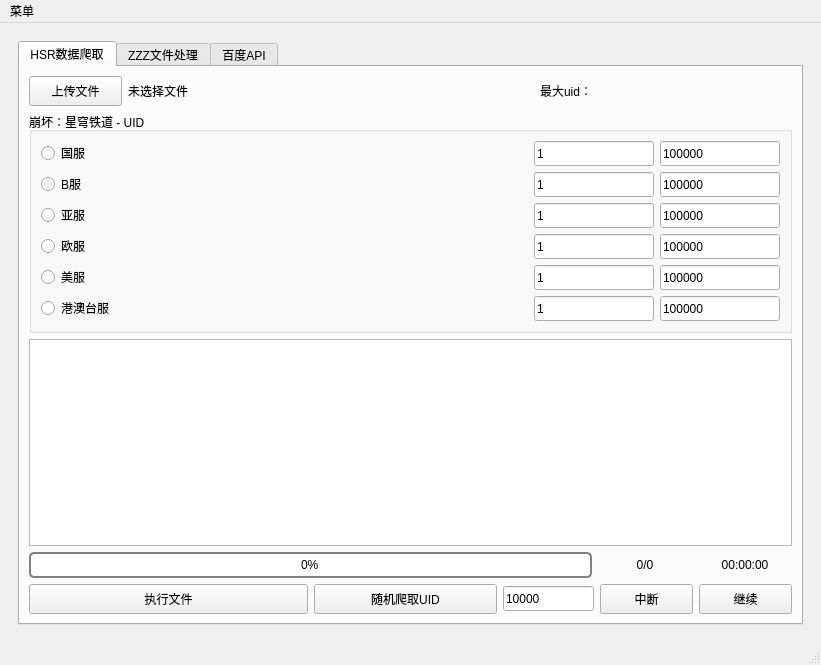
Qt form ui/HSRMain.ui (zq56745674/HSR_DATA_SERVER) before a commit.
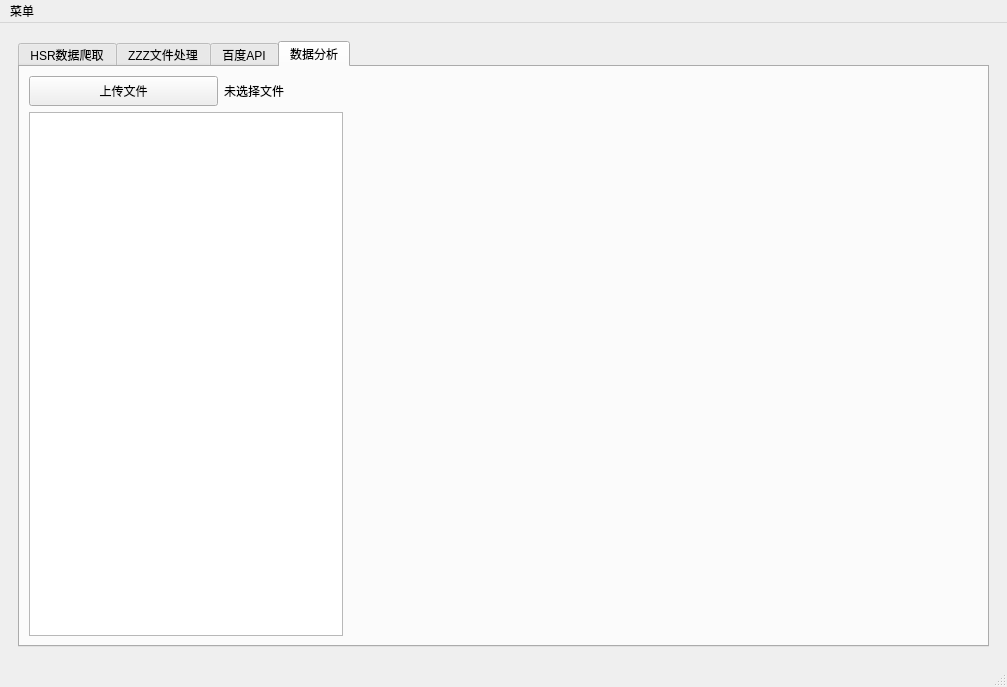
The same form after that commit. The open tabs and pages were chosen to show the change.

Commit message: feat: 添加自动生成表格和折线图示例代码

```diff
--- a/ui/HSRMain.ui
+++ b/ui/HSRMain.ui
@@ -6,8 +6,8 @@
    <rect>
     <x>0</x>
     <y>0</y>
-    <width>821</width>
-    <height>665</height>
+    <width>1007</width>
+    <height>687</height>
    </rect>
   </property>
   <property name="windowTitle">
@@ -59,9 +59,6 @@
              </item>
              <item>
               <spacer name="horizontalSpacer">
-               <property name="orientation">
-                <enum>Qt::Orientation::Horizontal</enum>
-               </property>
                <property name="sizeHint" stdset="0">
                 <size>
                  <width>40</width>
@@ -423,11 +420,8 @@
              </property>
              <property name="html">
               <string>&lt;!DOCTYPE HTML PUBLIC &quot;-//W3C//DTD HTML 4.0//EN&quot; &quot;http://www.w3.org/TR/REC-html40/strict.dtd&quot;&gt;
-&lt;html&gt;&lt;head&gt;&lt;meta name=&quot;qrichtext&quot; content=&quot;1&quot; /&gt;&lt;meta charset=&quot;utf-8&quot; /&gt;&lt;style type=&quot;text/css&quot;&gt;
+&lt;html&gt;&lt;head&gt;&lt;meta name=&quot;qrichtext&quot; content=&quot;1&quot; /&gt;&lt;style type=&quot;text/css&quot;&gt;
 p, li { white-space: pre-wrap; }
-hr { height: 1px; border-width: 0; }
-li.unchecked::marker { content: &quot;\2610&quot;; }
-li.checked::marker { content: &quot;\2612&quot;; }
 &lt;/style&gt;&lt;/head&gt;&lt;body style=&quot; font-family:'Arial'; font-size:11pt; font-weight:400; font-style:normal;&quot;&gt;
 &lt;p style=&quot;-qt-paragraph-type:empty; margin-top:0px; margin-bottom:0px; margin-left:0px; margin-right:0px; -qt-block-indent:0; text-indent:0px;&quot;&gt;&lt;br /&gt;&lt;/p&gt;&lt;/body&gt;&lt;/html&gt;</string>
              </property>
@@ -465,9 +459,6 @@
                <property name="text">
                 <string>0/0</string>
                </property>
-               <property name="alignment">
-                <set>Qt::AlignmentFlag::AlignCenter</set>
-               </property>
                <property name="wordWrap">
                 <bool>false</bool>
                </property>
@@ -481,9 +472,6 @@
                <property name="text">
                 <string>00:00:00</string>
                </property>
-               <property name="alignment">
-                <set>Qt::AlignmentFlag::AlignCenter</set>
-               </property>
               </widget>
              </item>
             </layout>
@@ -795,6 +783,64 @@
            </item>
           </layout>
          </widget>
+         <widget class="QWidget" name="tabWidgetPage4">
+          <attribute name="title">
+           <string>数据分析</string>
+          </attribute>
+          <layout class="QVBoxLayout" name="verticalLayout_8">
+           <item>
+            <layout class="QVBoxLayout" name="verticalLayout_7">
+             <item>
+              <layout class="QHBoxLayout" name="horizontalLayout_19" stretch="1,2,2">
+               <item>
+                <widget class="QPushButton" name="fileButton_3">
+                 <property name="minimumSize">
+                  <size>
+                   <width>0</width>
+                   <height>30</height>
+                  </size>
+                 </property>
+                 <property name="text">
+                  <string>上传文件</string>
+                 </property>
+                </widget>
+               </item>
+               <item>
+                <widget class="QLabel" name="fileLabel_3">
+                 <property name="text">
+                  <string>未选择文件</string>
+                 </property>
+                </widget>
+               </item>
+               <item>
+                <spacer name="horizontalSpacer_4">
+                 <property name="orientation">
+                  <enum>Qt::Horizontal</enum>
+                 </property>
+                 <property name="sizeHint" stdset="0">
+                  <size>
+                   <width>40</width>
+                   <height>20</height>
+                  </size>
+                 </property>
+                </spacer>
+               </item>
+              </layout>
+             </item>
+             <item>
+              <layout class="QHBoxLayout" name="horizontalLayout_18" stretch="1,2">
+               <item>
+                <widget class="QTableWidget" name="tableWidget"/>
+               </item>
+               <item>
+                <widget class="QWidget" name="widget_2" native="true"/>
+               </item>
+              </layout>
+             </item>
+            </layout>
+           </item>
+          </layout>
+         </widget>
         </widget>
        </item>
       </layout>
@@ -807,8 +853,8 @@
     <rect>
      <x>0</x>
      <y>0</y>
-     <width>821</width>
-     <height>33</height>
+     <width>1007</width>
+     <height>26</height>
     </rect>
    </property>
    <widget class="QMenu" name="menu">
```
Left out of the diff: 22 changed lines with no effect on the pictures. The commit also changes 2 other files.
